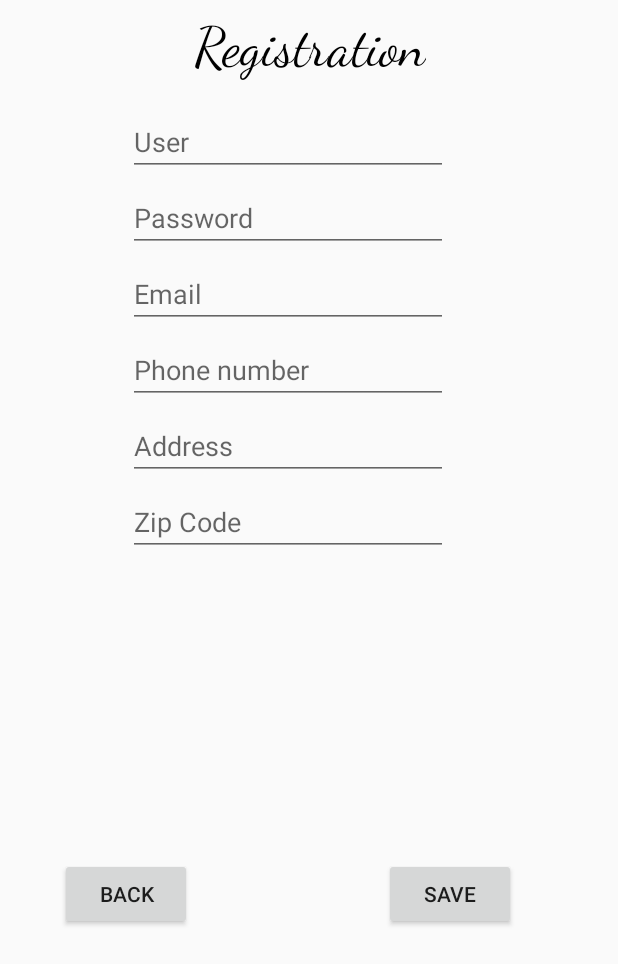
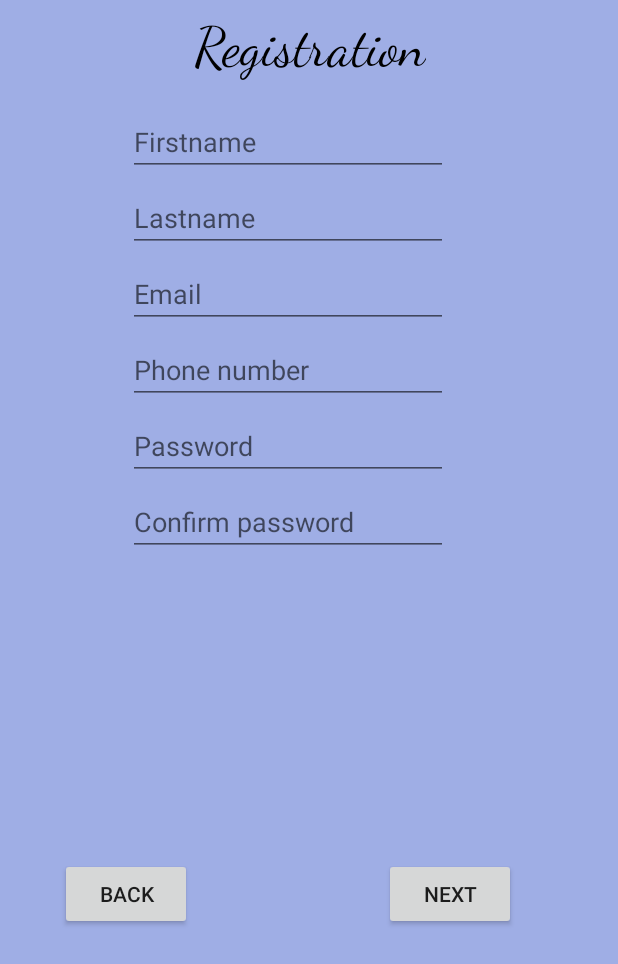
Before and after one commit to JDevs10/Shopping-Drive, an Android app: the screen it shows after launch (Login), after a tap on "REGISTER", on a phone screen of 412 x 824 dp. Shown: the top 964 px of the screen. Run offline under Robolectric (Android 15) with nearby library versions, the phone set to English and light mode, and no system bars; our stand-ins replace Firebase (no records; nobody signed in at launch, a user with empty details on screens opened directly).

Commit message:
---------- Shopping Drive ----------
- register layouts are done

```diff
--- a/app/app/src/main/java/com/example/j_lds/shoppingdrive/Login.java
+++ b/app/app/src/main/java/com/example/j_lds/shoppingdrive/Login.java
@@ -7,27 +7,39 @@ import android.view.View;
 import android.view.WindowManager;
 import android.widget.Button;
 import android.widget.EditText;
+import android.widget.Toast;
 
 import com.google.firebase.database.DatabaseReference;
 import com.google.firebase.database.FirebaseDatabase;
 
 public class Login extends AppCompatActivity {
 
-    private Button register_button;
-    private Button login_button;
-    private Button pwd_button;
-    private Button save;
+    Button register_button;
+    Button login_button;
+    Button pwd_button;
+
+    Button back_to_login;
+    Button next;
+
+    Button back_to_regist1;
+    Button save;
 
     private EditText user_et;
     private EditText user_pwd_et;
-    private EditText userName_regis_et;
-    private EditText user_pwd_regis_et;
+    private EditText firstName_regis_et;
+    private EditText lastName_regis_et;
     private EditText email_et;
     private EditText phoneNumber_et;
-    private EditText address_et;
-    private EditText zipCode_et;
+    private EditText user_regist_pwd_et;
+    private EditText user_regist_cpwd_et;
 
-    private String user, pwd, userName, user_pwd, email, phoneNumber, address, zipCode;
+    private EditText streetAddress_et;
+    private EditText cityAddress_et;
+    private EditText countryCodeAddress_et;
+    private EditText countryAddress_et;
+
+    private String user_st, pwd_st, firstname, lastname, email, phoneNumber, pwd, confirm_pwd, address, streetAddress, cityAddress, countryCodeAddress, countryAddress;
+
 
     private FirebaseDatabase database;
     private DatabaseReference myRef;
@@ -38,67 +50,119 @@ public class Login extends AppCompatActivity {
     @Override
     protected void onCreate(Bundle savedInstanceState) {
         super.onCreate(savedInstanceState);
-        setContentView(R.layout.activity_login);
+
+        //Hides MACC bar at the top.................................................................
+        getSupportActionBar().hide();
+        getWindow().setFlags(WindowManager.LayoutParams.FLAG_FULLSCREEN,
+                WindowManager.LayoutParams.FLAG_FULLSCREEN);
+
+        //Database..................................................................................
         database = FirebaseDatabase.getInstance();
         myRef = database.getReference();
 //        userDbReference = myRef.child("user");
 //        articleDbReference = myRef.child("article");
 //        userFirstnameDbReference = userDbReference.child("0").child("firstname");
 
-        //Hides MACC bar at the top.................................................................
-        getSupportActionBar().hide();
-        getWindow().setFlags(WindowManager.LayoutParams.FLAG_FULLSCREEN,
-                WindowManager.LayoutParams.FLAG_FULLSCREEN);
+
+        Login_layout();
+    }
+
+    private void Login_layout(){
+        setContentView(R.layout.activity_login);
 
         //declaration on login side.................................................................
         user_et = findViewById(R.id.editText_user);
-        user_pwd_et = findViewById(R.id.editText_pwd);
+        user_pwd_et = findViewById(R.id.editText_user_pwd);
+
         login_button = findViewById(R.id.button_login);
         pwd_button = findViewById(R.id.button_pwd);
         register_button = findViewById(R.id.button_register);
 
-        //declaration on register side..............................................................
-        userName_regis_et = findViewById(R.id.editText_userName);
-        user_pwd_regis_et = findViewById(R.id.editText_user_pwd);
-        email_et = findViewById(R.id.editText_email);
-        phoneNumber_et = findViewById(R.id.editText_phoneNumber);
-        address_et = findViewById(R.id.editText_address);
-        zipCode_et = findViewById(R.id.editText_zipCode);
-
-        save = findViewById(R.id.button_save);
-
+        login_button.setOnClickListener(new View.OnClickListener() {
+            @Override
+            public void onClick(View v) {
+//                FirebaseDatabase database = FirebaseDatabase.getInstance();
+//                DatabaseReference myRef = database.getReference("message");
+//
+//                myRef.setValue("Hello, World!");
+                user_st = user_et.getText().toString().trim();
+                pwd_st = user_pwd_et.getText().toString().trim();
+                Toast.makeText(getBaseContext(), "Login in",Toast.LENGTH_SHORT).show();
+            }
+        });
 
         register_button.setOnClickListener(new View.OnClickListener() {
             @Override
             public void onClick(View v) {
-                register_layout();
-            }
-        });
-
-        login_button.setOnClickListener(new View.OnClickListener() {
-            @Override
-            public void onClick(View v) {
-                FirebaseDatabase database = FirebaseDatabase.getInstance();
-                DatabaseReference myRef = database.getReference("message");
-
-                myRef.setValue("Hello, World!");
+                Register1_layout();
             }
         });
     }
 
-    private void register_layout(){
-        setContentView(R.layout.layout_register);
+    private void Register1_layout(){
+        setContentView(R.layout.layout_register_p1);
+
+        //declaration on register side..............................................................
+        firstName_regis_et = findViewById(R.id.editText_firstName);
+        lastName_regis_et = findViewById(R.id.editText_lastName);
+        email_et = findViewById(R.id.editText_email);
+        phoneNumber_et = findViewById(R.id.editText_phoneNumber);
+        user_regist_pwd_et = findViewById(R.id.editText_user_regist_pwd);
+        user_regist_cpwd_et = findViewById(R.id.editText_confirm_user_pwd);
+
+        back_to_login = findViewById(R.id.button_backToLogin);
+        next = findViewById(R.id.button_next);
+
+        back_to_login.setOnClickListener(new View.OnClickListener() {
+            @Override
+            public void onClick(View v) {
+                Login_layout();
+            }
+        });
+
+        next.setOnClickListener(new View.OnClickListener() {
+            @Override
+            public void onClick(View v) {
+                firstname = firstName_regis_et.getText().toString();
+                lastname = lastName_regis_et.getText().toString();
+                email = email_et.getText().toString();
+                phoneNumber = phoneNumber_et.getText().toString();
+                pwd = user_regist_pwd_et.getText().toString();
+                confirm_pwd = user_regist_cpwd_et.getText().toString();
+                Register2_layout();
+            }
+        });
+
+    }
+    private void Register2_layout(){
+        setContentView(R.layout.layout_register_p2);
+
+        streetAddress_et = findViewById(R.id.editText_street_address);
+        cityAddress_et = findViewById(R.id.editText_city_address);
+        countryCodeAddress_et = findViewById(R.id.editText_country_code_address);
+        countryAddress_et = findViewById(R.id.editText_country_address);
+
+        back_to_regist1 = findViewById(R.id.button_back_regist1);
+        save = findViewById(R.id.button_save);
+
+        back_to_regist1.setOnClickListener(new View.OnClickListener() {
+            @Override
+            public void onClick(View v) {
+                Register1_layout();
+            }
+        });
 
         save.setOnClickListener(new View.OnClickListener() {
             @Override
             public void onClick(View v) {
-                Register();
+                streetAddress = streetAddress_et.getText().toString().trim();
+                cityAddress = cityAddress_et.getText().toString().trim();
+                countryCodeAddress = countryCodeAddress_et.getText().toString().trim();
+                countryAddress = countryAddress_et.getText().toString().trim();
+                address = streetAddress+" "+cityAddress+" "+countryCodeAddress+" "+countryAddress;
+
+                Toast.makeText(getBaseContext(), "saved!!! ",Toast.LENGTH_SHORT).show();
             }
         });
-        myRef.setValue("Hello, World!");
-    }
-
-    private void Register(){
-
     }
 }
--- a/app/app/src/main/res/layout/activity_login.xml
+++ b/app/app/src/main/res/layout/activity_login.xml
@@ -37,7 +37,7 @@
         android:text="@string/login"
         app:layout_constraintEnd_toEndOf="parent"
         app:layout_constraintStart_toStartOf="parent"
-        app:layout_constraintTop_toBottomOf="@+id/editText_pwd" />
+        app:layout_constraintTop_toBottomOf="@+id/editText_user_pwd" />
 
     <Button
         android:id="@+id/button_pwd"
@@ -91,7 +91,7 @@
         app:layout_constraintTop_toBottomOf="@+id/textView_title" />
 
     <EditText
-        android:id="@+id/editText_pwd"
+        android:id="@+id/editText_user_pwd"
         android:layout_width="wrap_content"
         android:layout_height="wrap_content"
         android:layout_marginEnd="53dp"
--- a/app/app/src/main/res/layout/layout_register.xml
+++ b/app/app/src/main/res/layout/layout_register_p1.xml
@@ -3,7 +3,8 @@
     xmlns:app="http://schemas.android.com/apk/res-auto"
     xmlns:tools="http://schemas.android.com/tools"
     android:layout_width="match_parent"
-    android:layout_height="match_parent">
+    android:layout_height="match_parent"
+    android:background="@color/color_background">
 
     <TextView
         android:id="@+id/textView_register"
@@ -14,7 +15,7 @@
         android:layout_marginRight="114dp"
         android:layout_marginStart="115dp"
         android:layout_marginTop="10dp"
-        android:text="Registration"
+        android:text="@string/registration"
         android:textColor="@android:color/background_dark"
         android:textSize="36sp"
         app:fontFamily="cursive"
@@ -23,7 +24,7 @@
         app:layout_constraintTop_toTopOf="parent" />
 
     <EditText
-        android:id="@+id/editText_userName"
+        android:id="@+id/editText_firstName"
         android:layout_width="wrap_content"
         android:layout_height="43dp"
         android:layout_marginEnd="68dp"
@@ -32,7 +33,7 @@
         android:layout_marginStart="39dp"
         android:layout_marginTop="20dp"
         android:ems="10"
-        android:hint="User"
+        android:hint="@string/firstname"
         android:inputType="textPersonName"
         android:textColor="@android:color/background_dark"
         app:layout_constraintEnd_toEndOf="parent"
@@ -40,7 +41,7 @@
         app:layout_constraintTop_toBottomOf="@+id/textView_register" />
 
     <EditText
-        android:id="@+id/editText_user_pwd"
+        android:id="@+id/editText_lastName"
         android:layout_width="wrap_content"
         android:layout_height="wrap_content"
         android:layout_marginEnd="68dp"
@@ -49,12 +50,12 @@
         android:layout_marginStart="39dp"
         android:layout_marginTop="5dp"
         android:ems="10"
-        android:hint="Password"
+        android:hint="@string/lastname"
         android:inputType="textPersonName"
         android:textColor="@android:color/background_dark"
         app:layout_constraintEnd_toEndOf="parent"
         app:layout_constraintStart_toStartOf="parent"
-        app:layout_constraintTop_toBottomOf="@+id/editText_userName" />
+        app:layout_constraintTop_toBottomOf="@+id/editText_firstName" />
 
     <EditText
         android:id="@+id/editText_email"
@@ -66,12 +67,12 @@
         android:layout_marginStart="39dp"
         android:layout_marginTop="5dp"
         android:ems="10"
-        android:hint="Email"
+        android:hint="@string/email"
         android:inputType="textEmailAddress"
         android:textColor="@android:color/background_dark"
         app:layout_constraintEnd_toEndOf="parent"
         app:layout_constraintStart_toStartOf="parent"
-        app:layout_constraintTop_toBottomOf="@+id/editText_user_pwd" />
+        app:layout_constraintTop_toBottomOf="@+id/editText_lastName" />
 
     <EditText
         android:id="@+id/editText_phoneNumber"
@@ -83,7 +84,7 @@
         android:layout_marginStart="39dp"
         android:layout_marginTop="5dp"
         android:ems="10"
-        android:hint="Phone number"
+        android:hint="@string/phone_number"
         android:inputType="phone"
         android:textColor="@android:color/background_dark"
         app:layout_constraintEnd_toEndOf="parent"
@@ -91,7 +92,7 @@
         app:layout_constraintTop_toBottomOf="@+id/editText_email" />
 
     <EditText
-        android:id="@+id/editText_address"
+        android:id="@+id/editText_user_regist_pwd"
         android:layout_width="wrap_content"
         android:layout_height="wrap_content"
         android:layout_marginEnd="68dp"
@@ -100,14 +101,14 @@
         android:layout_marginStart="39dp"
         android:layout_marginTop="5dp"
         android:ems="10"
-        android:hint="Address"
+        android:hint="@string/password"
         android:inputType="textPostalAddress"
         app:layout_constraintEnd_toEndOf="parent"
         app:layout_constraintStart_toStartOf="parent"
         app:layout_constraintTop_toBottomOf="@+id/editText_phoneNumber" />
 
     <EditText
-        android:id="@+id/editText_zipCode"
+        android:id="@+id/editText_confirm_user_pwd"
         android:layout_width="wrap_content"
         android:layout_height="wrap_content"
         android:layout_marginEnd="68dp"
@@ -116,24 +117,24 @@
         android:layout_marginStart="39dp"
         android:layout_marginTop="5dp"
         android:ems="10"
-        android:hint="Zip Code"
+        android:hint="@string/confirm_password"
         android:inputType="number"
         app:layout_constraintEnd_toEndOf="parent"
         app:layout_constraintStart_toStartOf="parent"
-        app:layout_constraintTop_toBottomOf="@+id/editText_address" />
+        app:layout_constraintTop_toBottomOf="@+id/editText_user_regist_pwd" />
 
     <Button
-        android:id="@+id/button_save"
+        android:id="@+id/button_next"
         android:layout_width="wrap_content"
         android:layout_height="wrap_content"
         android:layout_marginBottom="17dp"
         android:layout_marginEnd="68dp"
         android:layout_marginRight="68dp"
         android:layout_marginTop="14dp"
-        android:text="Save"
+        android:text="@string/next"
         app:layout_constraintBottom_toBottomOf="parent"
         app:layout_constraintEnd_toEndOf="parent"
-        app:layout_constraintTop_toBottomOf="@+id/editText_zipCode" />
+        app:layout_constraintTop_toBottomOf="@+id/editText_confirm_user_pwd" />
 
     <Button
         android:id="@+id/button_backToLogin"
@@ -143,9 +144,9 @@
         android:layout_marginLeft="40dp"
         android:layout_marginStart="40dp"
         android:layout_marginTop="14dp"
-        android:text="Back"
+        android:text="@string/back"
         app:layout_constraintBottom_toBottomOf="parent"
         app:layout_constraintStart_toStartOf="parent"
-        app:layout_constraintTop_toBottomOf="@+id/editText_zipCode" />
+        app:layout_constraintTop_toBottomOf="@+id/editText_confirm_user_pwd" />
 
 </android.support.constraint.ConstraintLayout>
--- a/app/app/src/main/res/values/strings.xml
+++ b/app/app/src/main/res/values/strings.xml
@@ -8,4 +8,17 @@
     <string name="merchant">Merchant</string>
     <string name="shopping_drive">Shopping Drive</string>
     <string name="register">Register</string>
+    <string name="registration">Registration</string>
+    <string name="firstname">Firstname</string>
+    <string name="lastname">Lastname</string>
+    <string name="email">Email</string>
+    <string name="phone_number">Phone number</string>
+    <string name="confirm_password">Confirm password</string>
+    <string name="next">Next</string>
+    <string name="back">Back</string>
+    <string name="street_address">Street address</string>
+    <string name="city">City</string>
+    <string name="country_code">Country Code</string>
+    <string name="country">Country</string>
+    <string name="save">Save</string>
 </resources>
```
Also changed, not shown: app/app/src/main/res/layout/layout_register_p2.xml (added, +120 -0 lines).
